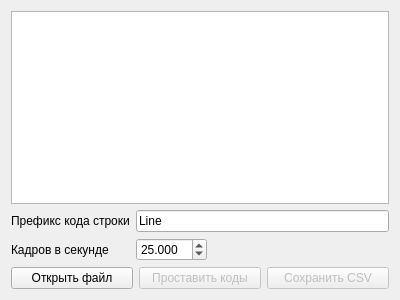
The window that src/mainwindow.ui (PalmtopTiger/DSCreator) describes before a commit, drawn with Qt 5.
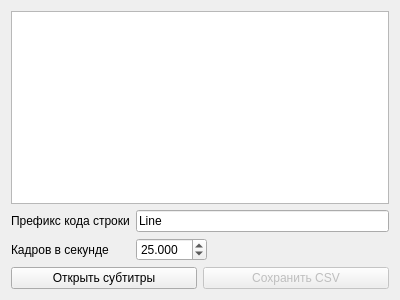
The same window after the commit.

```diff
--- a/src/mainwindow.ui
+++ b/src/mainwindow.ui
@@ -73,17 +73,7 @@
       <item>
        <widget class="QPushButton" name="btOpen">
         <property name="text">
-         <string>Открыть файл</string>
-        </property>
-       </widget>
-      </item>
-      <item>
-       <widget class="QPushButton" name="btRenumber">
-        <property name="enabled">
-         <bool>false</bool>
-        </property>
-        <property name="text">
-         <string>Проставить коды</string>
+         <string>Открыть субтитры</string>
         </property>
        </widget>
       </item>
```
Left out of the diff: 3 changed lines with no effect on the pictures.
